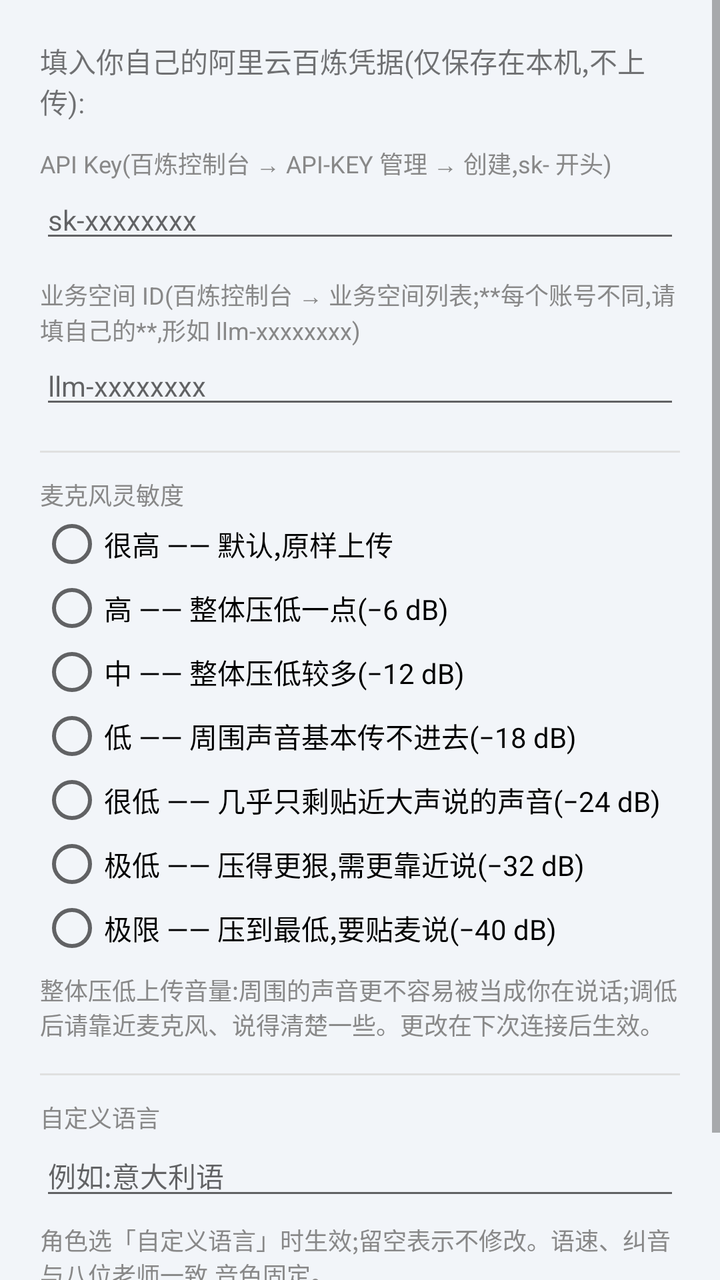
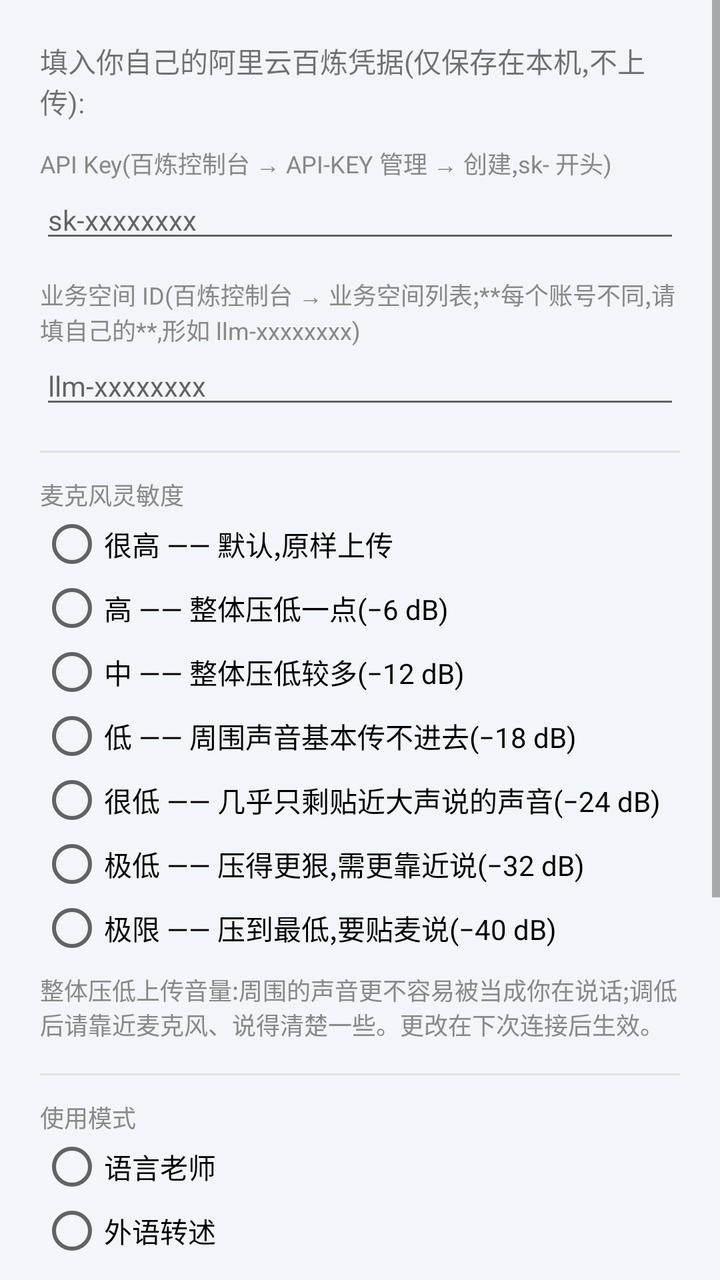

Screens rendered from an Android XML layout before and after an edit, with the pre-edit source and the edit as a unified diff.
<!-- AndroidManifest.xml: application theme Theme.RtChat -->
<!-- res/layout/dialog_settings.xml -->
<?xml version="1.0" encoding="utf-8"?>
<ScrollView xmlns:android="http://schemas.android.com/apk/res/android"
    android:layout_width="match_parent"
    android:layout_height="wrap_content">

    <LinearLayout
        android:layout_width="match_parent"
        android:layout_height="wrap_content"
        android:orientation="vertical"
        android:padding="20dp">

        <TextView
            android:layout_width="match_parent"
            android:layout_height="wrap_content"
            android:text="@string/dlg_settings_intro"
            android:textSize="14sp" />

        <TextView
            android:layout_width="match_parent"
            android:layout_height="wrap_content"
            android:layout_marginTop="12dp"
            android:text="@string/dlg_key_label"
            android:textSize="12sp"
            android:textColor="#888888" />

        <EditText
            android:id="@+id/editApiKey"
            android:layout_width="match_parent"
            android:layout_height="wrap_content"
            android:autofillHints=""
            android:hint="@string/dlg_key_hint"
            android:importantForAutofill="no"
            android:inputType="textPassword"
            android:textSize="14sp" />

        <TextView
            android:layout_width="match_parent"
            android:layout_height="wrap_content"
            android:layout_marginTop="12dp"
            android:text="@string/dlg_ws_label"
            android:textSize="12sp"
            android:textColor="#888888" />

        <EditText
            android:id="@+id/editWorkspace"
            android:layout_width="match_parent"
            android:layout_height="wrap_content"
            android:autofillHints=""
            android:hint="@string/dlg_ws_hint"
            android:importantForAutofill="no"
            android:inputType="textPassword"
            android:textSize="14sp" />

        <View
            android:layout_width="match_parent"
            android:layout_height="1dp"
            android:layout_marginTop="16dp"
            android:background="#E0E0E0" />

        <TextView
            android:layout_width="match_parent"
            android:layout_height="wrap_content"
            android:layout_marginTop="12dp"
            android:text="@string/dlg_mic_label"
            android:textSize="12sp"
            android:textColor="#888888" />

        <RadioGroup
            android:id="@+id/radioMic"
            android:layout_width="match_parent"
            android:layout_height="wrap_content"
            android:orientation="vertical">

            <RadioButton
                android:id="@+id/radioMic1"
                android:layout_width="match_parent"
                android:layout_height="wrap_content"
                android:text="@string/mic_1"
                android:textSize="14sp" />

            <RadioButton
                android:id="@+id/radioMic2"
                android:layout_width="match_parent"
                android:layout_height="wrap_content"
                android:text="@string/mic_2"
                android:textSize="14sp" />

            <RadioButton
                android:id="@+id/radioMic3"
                android:layout_width="match_parent"
                android:layout_height="wrap_content"
                android:text="@string/mic_3"
                android:textSize="14sp" />

            <RadioButton
                android:id="@+id/radioMic4"
                android:layout_width="match_parent"
                android:layout_height="wrap_content"
                android:text="@string/mic_4"
                android:textSize="14sp" />

            <RadioButton
                android:id="@+id/radioMic5"
                android:layout_width="match_parent"
                android:layout_height="wrap_content"
                android:text="@string/mic_5"
                android:textSize="14sp" />

            <RadioButton
                android:id="@+id/radioMic6"
                android:layout_width="match_parent"
                android:layout_height="wrap_content"
                android:text="@string/mic_6"
                android:textSize="14sp" />

            <RadioButton
                android:id="@+id/radioMic7"
                android:layout_width="match_parent"
                android:layout_height="wrap_content"
                android:text="@string/mic_7"
                android:textSize="14sp" />
        </RadioGroup>

        <TextView
            android:layout_width="match_parent"
            android:layout_height="wrap_content"
            android:layout_marginTop="6dp"
            android:text="@string/mic_note"
            android:textSize="12sp"
            android:textColor="#888888" />

        <View
            android:layout_width="match_parent"
            android:layout_height="1dp"
            android:layout_marginTop="16dp"
            android:background="#E0E0E0" />

        <TextView
            android:layout_width="match_parent"
            android:layout_height="wrap_content"
            android:layout_marginTop="12dp"
            android:text="@string/dlg_custom_lang_title"
            android:textSize="12sp"
            android:textColor="#888888" />

        <EditText
            android:id="@+id/editCustomLang"
            android:layout_width="match_parent"
            android:layout_height="wrap_content"
            android:autofillHints=""
            android:hint="@string/dlg_custom_lang_hint"
            android:importantForAutofill="no"
            android:inputType="text"
            android:textSize="14sp" />

        <TextView
            android:layout_width="match_parent"
            android:layout_height="wrap_content"
            android:layout_marginTop="6dp"
            android:text="@string/dlg_custom_lang_note"
            android:textSize="12sp"
            android:textColor="#888888" />

        <View
            android:layout_width="match_parent"
            android:layout_height="1dp"
            android:layout_marginTop="16dp"
            android:background="#E0E0E0" />

        
        <TextView
            android:id="@+id/aboutEntry"
            android:layout_width="match_parent"
            android:layout_height="wrap_content"
            android:layout_marginTop="8dp"
            android:background="?android:attr/selectableItemBackground"
            android:padding="6dp"
            android:text="@string/about_entry"
            android:textColor="#2C6EB5"
            android:textSize="14sp" />
    </LinearLayout>
</ScrollView>
<!-- resources referenced by this layout -->
<resources>
  <string name="about_entry">关于</string>
  <string name="dlg_custom_lang_hint">例如:意大利语</string>
  <string name="dlg_custom_lang_note">角色选「自定义语言」时生效;留空表示不修改。语速、纠音与八位老师一致,音色固定。</string>
  <string name="dlg_custom_lang_title">自定义语言</string>
  <string name="dlg_key_hint">sk-xxxxxxxx</string>
  <string name="dlg_key_label">API Key(百炼控制台 → API-KEY 管理 → 创建,sk- 开头)</string>
  <string name="dlg_mic_label">麦克风灵敏度</string>
  <string name="dlg_settings_intro">填入你自己的阿里云百炼凭据(仅保存在本机,不上传):</string>
  <string name="dlg_ws_hint">llm-xxxxxxxx</string>
  <string name="dlg_ws_label">业务空间 ID(百炼控制台 → 业务空间列表;**每个账号不同,请填自己的**,形如 llm-xxxxxxxx)</string>
  <string name="mic_1">很高 —— 默认,原样上传</string>
  <string name="mic_2">高 —— 整体压低一点(−6 dB)</string>
  <string name="mic_3">中 —— 整体压低较多(−12 dB)</string>
  <string name="mic_4">低 —— 周围声音基本传不进去(−18 dB)</string>
  <string name="mic_5">很低 —— 几乎只剩贴近大声说的声音(−24 dB)</string>
  <string name="mic_6">极低 —— 压得更狠,需更靠近说(−32 dB)</string>
  <string name="mic_7">极限 —— 压到最低,要贴麦说(−40 dB)</string>
  <string name="mic_note">整体压低上传音量:周围的声音更不容易被当成你在说话;调低后请靠近麦克风、说得清楚一些。更改在下次连接后生效。</string>
  <style name="Theme.RtChat" parent="Theme.AppCompat.DayNight.NoActionBar">
          <item name="colorPrimary">#2C6EB5</item>
          <item name="colorPrimaryDark">#1A5B9E</item>
          <item name="colorAccent">#1F7A3D</item>
          <item name="android:windowBackground">#F2F5F9</item>
          <item name="android:statusBarColor">#1A5B9E</item>
      </style>
</resources>

<!-- the commit's change to res/layout/dialog_settings.xml (unified diff, before → after) -->
@@ -139,19 +139,57 @@
             android:layout_width="match_parent"
             android:layout_height="wrap_content"
             android:layout_marginTop="12dp"
+            android:text="@string/dlg_mode_label"
+            android:textSize="12sp"
+            android:textColor="#888888" />
+
+        <RadioGroup
+            android:id="@+id/radioMode"
+            android:layout_width="match_parent"
+            android:layout_height="wrap_content"
+            android:orientation="vertical">
+
+            <RadioButton
+                android:id="@+id/radioModeTeacher"
+                android:layout_width="match_parent"
+                android:layout_height="wrap_content"
+                android:text="@string/mode_teacher"
+                android:textSize="14sp" />
+
+            <RadioButton
+                android:id="@+id/radioModeRestate"
+                android:layout_width="match_parent"
+                android:layout_height="wrap_content"
+                android:text="@string/mode_restate"
+                android:textSize="14sp" />
+        </RadioGroup>
+
+        <TextView
+            android:layout_width="match_parent"
+            android:layout_height="wrap_content"
+            android:layout_marginTop="6dp"
+            android:text="@string/dlg_mode_note"
+            android:textSize="12sp"
+            android:textColor="#888888" />
+
+        <View
+            android:layout_width="match_parent"
+            android:layout_height="1dp"
+            android:layout_marginTop="16dp"
+            android:background="#E0E0E0" />
+
+        <TextView
+            android:layout_width="match_parent"
+            android:layout_height="wrap_content"
+            android:layout_marginTop="12dp"
             android:text="@string/dlg_custom_lang_title"
             android:textSize="12sp"
             android:textColor="#888888" />
 
-        <EditText
-            android:id="@+id/editCustomLang"
-            android:layout_width="match_parent"
-            android:layout_height="wrap_content"
-            android:autofillHints=""
-            android:hint="@string/dlg_custom_lang_hint"
-            android:importantForAutofill="no"
-            android:inputType="text"
-            android:textSize="14sp" />
+        <Spinner
+            android:id="@+id/spinnerCustomLang"
+            android:layout_width="match_parent"
+            android:layout_height="wrap_content" />
 
         <TextView
             android:layout_width="match_parent"
<!-- resource entries referenced after the edit -->
@@ -1,12 +1,13 @@
 <!-- resources referenced by this layout -->
 <resources>
   <string name="about_entry">关于</string>
-  <string name="dlg_custom_lang_hint">例如:意大利语</string>
-  <string name="dlg_custom_lang_note">角色选「自定义语言」时生效;留空表示不修改。语速、纠音与八位老师一致,音色固定。</string>
+  <string name="dlg_custom_lang_note">角色选「自定义语言」时生效;「语言老师」与「外语转述」两种模式共用同一个语种。语速、纠音与八位老师一致,音色固定。</string>
   <string name="dlg_custom_lang_title">自定义语言</string>
   <string name="dlg_key_hint">sk-xxxxxxxx</string>
   <string name="dlg_key_label">API Key(百炼控制台 → API-KEY 管理 → 创建,sk- 开头)</string>
   <string name="dlg_mic_label">麦克风灵敏度</string>
+  <string name="dlg_mode_label">使用模式</string>
+  <string name="dlg_mode_note">「语言老师」陪你练口语、纠发音;「外语转述」不和你对话,只把你说的话用地道的外语转述出来。转述成哪种外语由主界面「角色」下拉决定(显示为「英语转述」等),切换即重新开始。</string>
   <string name="dlg_settings_intro">填入你自己的阿里云百炼凭据(仅保存在本机,不上传):</string>
   <string name="dlg_ws_hint">llm-xxxxxxxx</string>
   <string name="dlg_ws_label">业务空间 ID(百炼控制台 → 业务空间列表;**每个账号不同,请填自己的**,形如 llm-xxxxxxxx)</string>
@@ -18,6 +19,8 @@
   <string name="mic_6">极低 —— 压得更狠,需更靠近说(−32 dB)</string>
   <string name="mic_7">极限 —— 压到最低,要贴麦说(−40 dB)</string>
   <string name="mic_note">整体压低上传音量:周围的声音更不容易被当成你在说话;调低后请靠近麦克风、说得清楚一些。更改在下次连接后生效。</string>
+  <string name="mode_restate">外语转述</string>
+  <string name="mode_teacher">语言老师</string>
   <style name="Theme.RtChat" parent="Theme.AppCompat.DayNight.NoActionBar">
           <item name="colorPrimary">#2C6EB5</item>
           <item name="colorPrimaryDark">#1A5B9E</item>
